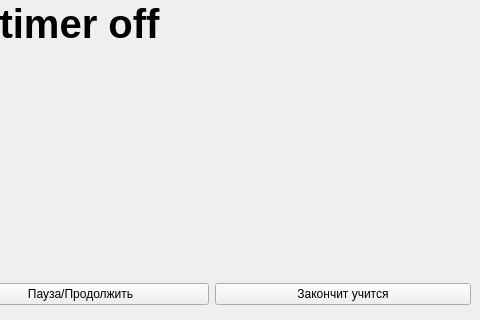
The window that FocusLog/mainwindow.ui (A92LEKSANDR/FocusLog) describes before a commit, drawn with Qt 5; both pictures show x 320 to 800 and y 280 to 600 of the 800 by 600 pixel window.
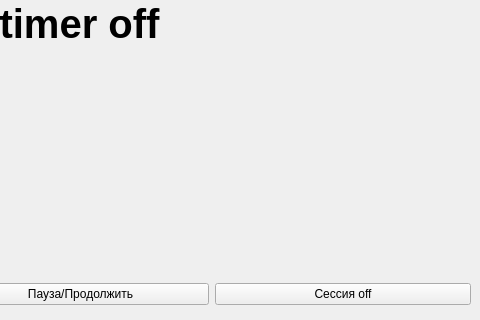
The same window after the commit. Icons and pictures are not drawn.

Diff of the .ui file:
```diff
--- a/FocusLog/mainwindow.ui
+++ b/FocusLog/mainwindow.ui
@@ -100,7 +100,7 @@
      <item row="0" column="2">
       <widget class="QPushButton" name="pushButton">
        <property name="text">
-        <string>Закончит учится</string>
+        <string>Сессия off</string>
        </property>
       </widget>
      </item>
```
